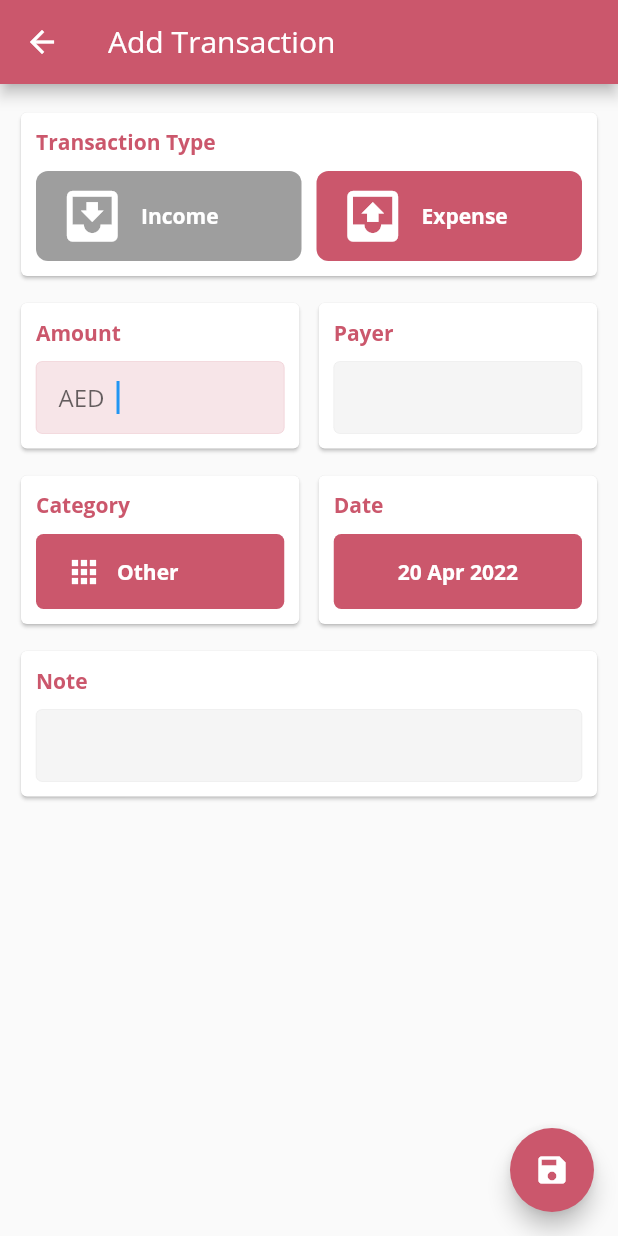
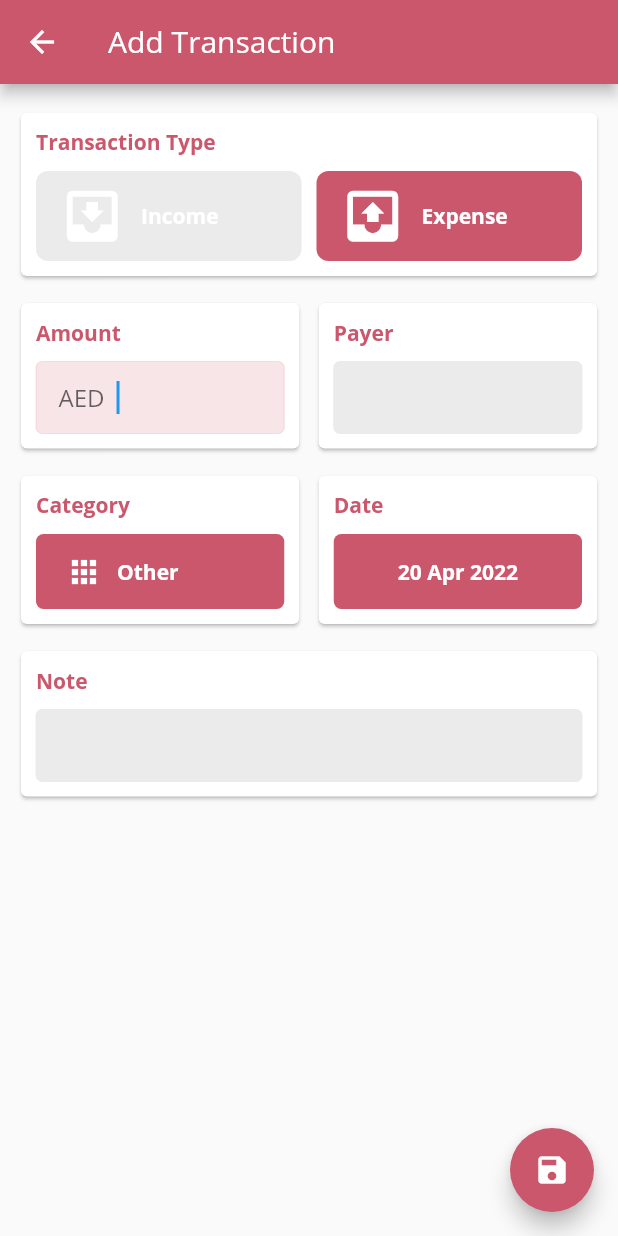
Before and after one commit to baselkorj/okonomi, a Flutter app: the ManTransaction screen opened directly, on a phone screen of 412 x 824 dp. Run offline on Flutter 3.47's test engine with Material 2 defaults, Android fonts, the phone set to English and light mode, and no system bars; our stand-ins replace csv, file_picker, hive, hive_flutter, share_plus; missing offline and left inert: dart:js, syncfusion_flutter_xlsio; accounts and stored records are empty.

Commit message:
work on styling

```diff
--- a/lib/models/style.dart
+++ b/lib/models/style.dart
@@ -9,24 +9,26 @@ int color4 = 0xFF8BBC25;
 int color5 = 0xFFFFA057;
 int color6 = 0xFF57CBB6;
 int color7 = 0xFF595DA6;
-int color8 = 0xFFA0A0A0;
+int color8 = 0xFFB0B0B0;
 int color9 = 0xFFA8A8A8;
+int color10 = 0xFFEBEBEB;
 
 void updateStyle() {
   if (isDark.value) {
-    color8 = 0xFFA0A0A0;
+    color8 = 0xFFB0B0B0;
     color9 = 0xFFA8A8A8;
+    color10 = 0xFF3A3A3A;
   } else {
     color8 = 0xFF898989;
     color9 = 0xFF222222;
+    color10 = 0xFFEBEBEB;
   }
 }
 
 // Text Input
 InputDecoration buildInputDecoration(bool hasFocus, int color) {
   return InputDecoration(
-      fillColor:
-          hasFocus ? Color(color).withAlpha(40) : Colors.black.withAlpha(10),
+      fillColor: hasFocus ? Color(color).withAlpha(40) : Color(color10),
       contentPadding: EdgeInsets.fromLTRB(15, -15, 15, 0),
       errorStyle: TextStyle(height: 0.1, fontSize: 0.1),
       counterText: '',
@@ -34,30 +36,22 @@ InputDecoration buildInputDecoration(bool hasFocus, int color) {
       enabledBorder: OutlineInputBorder(
           borderSide: BorderSide(
               width: 0,
-              color: hasFocus
-                  ? Color(color).withAlpha(40)
-                  : Colors.black.withAlpha(10))),
+              color: hasFocus ? Color(color).withAlpha(40) : Color(color10))),
       focusedBorder: OutlineInputBorder(
           borderSide: BorderSide(
               width: 0,
-              color: hasFocus
-                  ? Color(color).withAlpha(40)
-                  : Colors.black.withAlpha(10))),
+              color: hasFocus ? Color(color).withAlpha(40) : Color(color10))),
       errorBorder: OutlineInputBorder(
           borderSide: BorderSide(
               width: 0,
-              color: hasFocus
-                  ? Color(color).withAlpha(40)
-                  : Colors.black.withAlpha(10))),
+              color: hasFocus ? Color(color).withAlpha(40) : Color(color10))),
       focusedErrorBorder: OutlineInputBorder(
           borderSide: BorderSide(
               width: 0,
-              color: hasFocus
-                  ? Color(color).withAlpha(40)
-                  : Colors.black.withAlpha(10))));
+              color: hasFocus ? Color(color).withAlpha(40) : Color(color10))));
 }
 
 // Test Input Text Style
 TextStyle textStyle(bool hasFocus, int color) {
-  return TextStyle(color: hasFocus ? Color(color) : Colors.black54);
+  return TextStyle(color: hasFocus ? Color(color) : Color(color8));
 }
--- a/lib/screens/transaction_manager/man_transaction.dart
+++ b/lib/screens/transaction_manager/man_transaction.dart
@@ -531,10 +531,10 @@ class _ManTransactionState extends State<ManTransaction> {
               color: type == 0
                   ? _currentTransaction.value.type == 0
                       ? Color(color)
-                      : Colors.grey
+                      : Color(color10)
                   : _currentTransaction.value.type == 1
                       ? Color(color)
-                      : Colors.grey,
+                      : Color(color10),
               borderRadius: BorderRadius.circular(8)),
           child: Row(
             children: [
```
Also changed, not shown: lib/screens/home/home.dart (+2 -6 lines), lib/screens/home/widgets/countTile.dart (+8 -12 lines), lib/screens/home/widgets/transactionsList.dart (+4 -4 lines).
